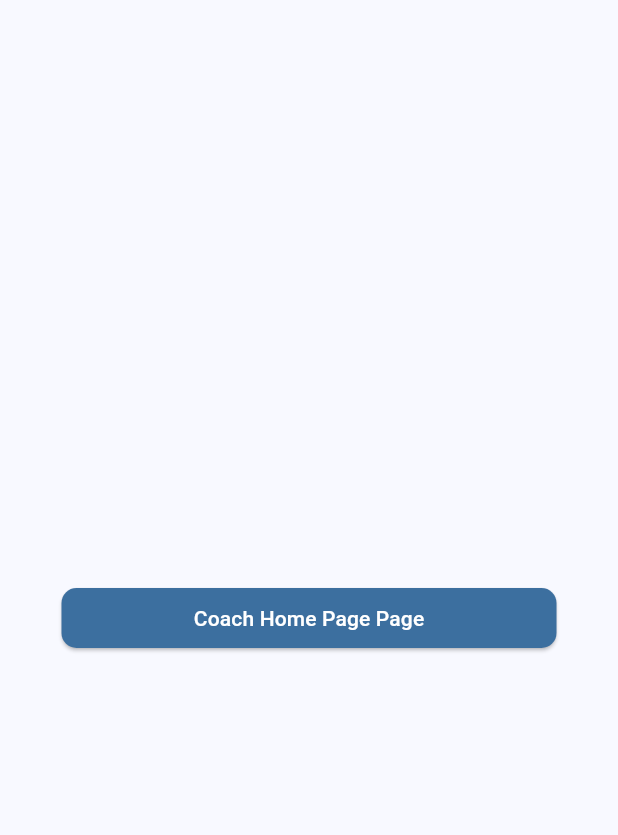
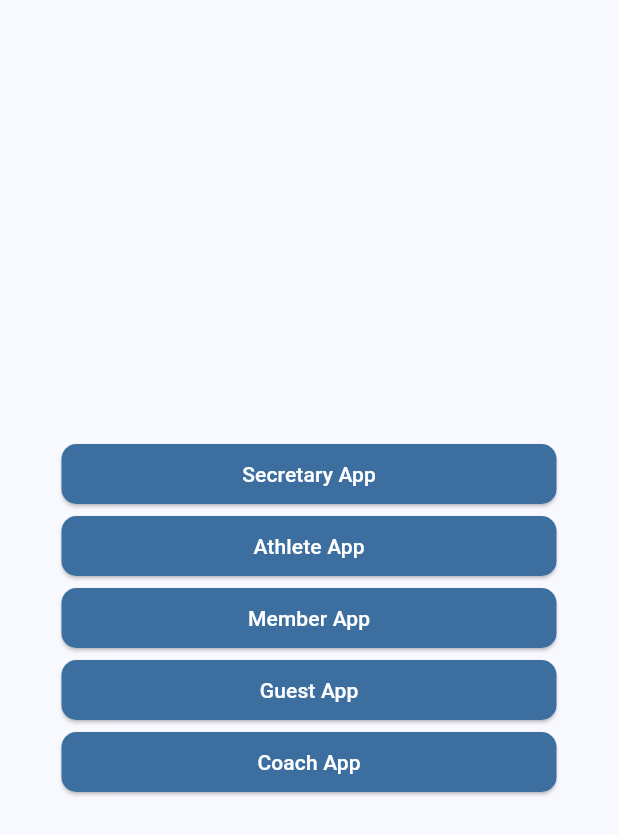
Before and after one commit to MyTennisClub/MyTennisClub, a Flutter app: the screen it shows after launch, on a phone screen of 412 x 824 dp. Shown: the top 835 px of the screen. Run offline on Flutter 3.47's test engine with Material 3 defaults, Android fonts, the phone set to English and light mode, and no system bars.

Commit message:
Fix main file to work for all apps.

```diff
--- a/lib/main.dart
+++ b/lib/main.dart
@@ -43,7 +43,7 @@ class MainRoute extends StatelessWidget {
           child: Column(
             mainAxisSize: MainAxisSize.min,
             children: <Widget>[
-              /*ElevatedButton(
+              ElevatedButton(
                 style: ElevatedButton.styleFrom(
                   fixedSize: const Size(330, 30),
                   backgroundColor: const Color.fromRGBO(60, 111, 159, 1),
@@ -56,11 +56,11 @@ class MainRoute extends StatelessWidget {
                 onPressed: () {
                   Navigator.push(
                     context,
-                    MaterialPageRoute(builder: (context) => const ClubInfo()),
+                    MaterialPageRoute(builder: (context) => DummyScreen()),
                   );
                 },
                 child: const Text(
-                  "Club Profile",
+                  "Secretary App",
                   style: TextStyle(fontSize: 14, color: Colors.white),
                 ),
               ),
@@ -77,15 +77,56 @@ class MainRoute extends StatelessWidget {
                 onPressed: () {
                   Navigator.push(
                     context,
-                    MaterialPageRoute(
-                        builder: (context) => const MemberSearchPage()),
+                    MaterialPageRoute(builder: (context) => DummyScreen()),
                   );
                 },
                 child: const Text(
-                  "Member Search Page",
+                  "Athlete App",
                   style: TextStyle(fontSize: 14, color: Colors.white),
                 ),
-              ),*/
+              ),
+              ElevatedButton(
+                style: ElevatedButton.styleFrom(
+                  fixedSize: const Size(330, 30),
+                  backgroundColor: const Color.fromRGBO(60, 111, 159, 1),
+                  shape: const RoundedRectangleBorder(
+                    borderRadius: BorderRadius.all(
+                      Radius.circular(10),
+                    ),
+                  ),
+                ),
+                onPressed: () {
+                  Navigator.push(
+                    context,
+                    MaterialPageRoute(builder: (context) => DummyScreen()),
+                  );
+                },
+                child: const Text(
+                  "Member App",
+                  style: TextStyle(fontSize: 14, color: Colors.white),
+                ),
+              ),
+              ElevatedButton(
+                style: ElevatedButton.styleFrom(
+                  fixedSize: const Size(330, 30),
+                  backgroundColor: const Color.fromRGBO(60, 111, 159, 1),
+                  shape: const RoundedRectangleBorder(
+                    borderRadius: BorderRadius.all(
+                      Radius.circular(10),
+                    ),
+                  ),
+                ),
+                onPressed: () {
+                  Navigator.push(
+                    context,
+                    MaterialPageRoute(builder: (context) =>DummyScreen()),
+                  );
+                },
+                child: const Text(
+                  "Guest App",
+                  style: TextStyle(fontSize: 14, color: Colors.white),
+                ),
+              ),
               ElevatedButton(
                 style: ElevatedButton.styleFrom(
                   fixedSize: const Size(330, 30),
@@ -103,7 +144,7 @@ class MainRoute extends StatelessWidget {
                   );
                 },
                 child: const Text(
-                  "Coach Home Page Page",
+                  "Coach App",
                   style: TextStyle(fontSize: 14, color: Colors.white),
                 ),
               ),
@@ -114,3 +155,12 @@ class MainRoute extends StatelessWidget {
     );
   }
 }
+
+class DummyScreen extends StatelessWidget {
+  @override
+  Widget build(BuildContext context) {
+    return const Center(
+      child: Text('Dummy Screen'),
+    );
+  }
+}
```
